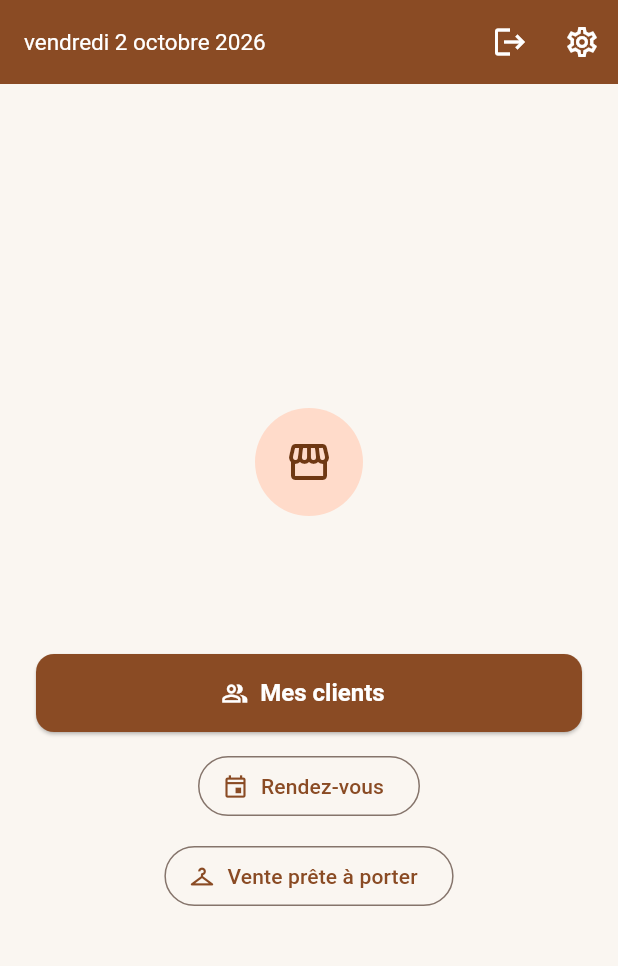
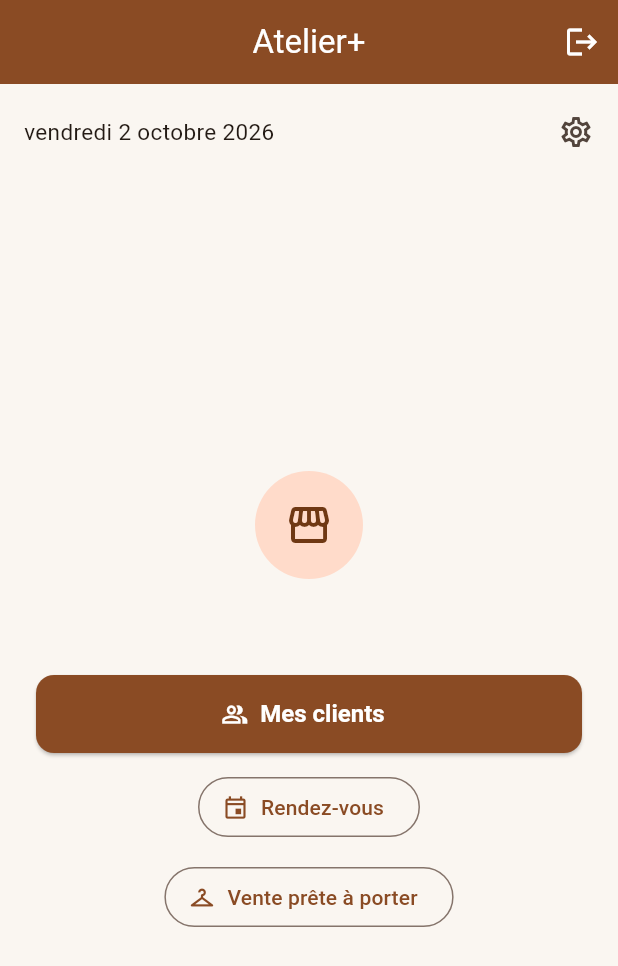
Before and after one commit to ouattaradanou-debug/forevercare-ai, a Flutter app: the screen it shows once a user with an empty profile is signed in, on a phone screen of 412 x 824 dp. Shown: the top 966 px of the screen. Run offline on Flutter 3.47's test engine with Material 3 defaults, Android fonts, the phone set to English and light mode, and no system bars; our stand-ins replace connectivity_plus, drift, flutter_image_compress, flutter_local_notifications, flutter_riverpod, flutter_timezone and 9 more; accounts and stored records are empty; generated files the repository leaves out were written again.

Commit message:
Revert "fix(atelier_plus): date et icône Paramètres dans le bandeau bleu, abonnement déplacé"
This reverts commit bca629ef0613c3b52a2243e69257d72cccd33a4a.

```diff
--- a/atelier_plus/lib/features/auth/presentation/ecran_accueil_provisoire.dart
+++ b/atelier_plus/lib/features/auth/presentation/ecran_accueil_provisoire.dart
@@ -9,12 +9,13 @@ import '../../abonnement/presentation/bandeau_essai.dart';
 import '../../abonnement/providers/abonnement_providers.dart';
 import '../providers/auth_providers.dart';
 
-/// Écran d'accueil minimal : bandeau du haut avec la date du jour et
-/// l'icône ⚙️ Paramètres, bandeau d'essai le cas échéant, nom/logo de
-/// l'atelier, puis l'accès aux clients, aux rendez-vous et à la vente
-/// prête à porter. Les réglages de l'atelier (types de tenue, équipe,
-/// abonnement) et le thème sont regroupés dans l'écran Paramètres. Le vrai
-/// tableau de bord (statistiques) sera construit dans une phase ultérieure.
+/// Écran d'accueil minimal : confirme la connexion, affiche le nom et le
+/// logo de l'atelier, le bandeau d'essai le cas échéant, et donne accès
+/// aux clients, aux rendez-vous, à la vente prête à porter et (pour le
+/// propriétaire) à l'abonnement. Les réglages de l'atelier (types de
+/// tenue, équipe) et le thème sont regroupés dans l'écran Paramètres,
+/// accessible via l'icône ⚙️. Le vrai tableau de bord (statistiques) sera
+/// construit dans une phase ultérieure.
 class EcranAccueilProvisoire extends ConsumerStatefulWidget {
   const EcranAccueilProvisoire({super.key});
 
@@ -38,14 +39,15 @@ class _EcranAccueilProvisoireState extends ConsumerState<EcranAccueilProvisoire>
   Widget build(BuildContext context) {
     final atelier = ref.watch(atelierCourantProvider);
     final utilisateur = ref.watch(utilisateurCourantProvider);
+    final estProprietaire = ref.watch(estProprietaireProvider);
     final tachesEnAttente = ref.watch(tachesSyncEnAttenteProvider).valueOrNull ?? 0;
 
     return Scaffold(
       appBar: AppBar(
-        centerTitle: false,
-        title: Text(
-          Formatters.dateLongue(DateTime.now()),
-          style: const TextStyle(fontSize: 15),
+        title: atelier.when(
+          data: (a) => Text(a?.nom ?? 'Atelier+'),
+          loading: () => const Text('Atelier+'),
+          error: (_, __) => const Text('Atelier+'),
         ),
         actions: [
           if (tachesEnAttente > 0)
@@ -72,17 +74,28 @@ class _EcranAccueilProvisoireState extends ConsumerState<EcranAccueilProvisoire>
               if (context.mounted) context.go(AppRoutes.connexion);
             },
           ),
-          // À l'extrême droite du bandeau, comme demandé.
-          IconButton(
-            tooltip: 'Paramètres',
-            icon: const Icon(Icons.settings_outlined),
-            onPressed: () => context.push(AppRoutes.parametres),
-          ),
         ],
       ),
       body: Column(
         children: [
           const BandeauEssai(),
+          Padding(
+            padding: const EdgeInsets.fromLTRB(16, 8, 4, 0),
+            child: Row(
+              mainAxisAlignment: MainAxisAlignment.spaceBetween,
+              children: [
+                Text(
+                  Formatters.dateLongue(DateTime.now()),
+                  style: Theme.of(context).textTheme.bodyMedium,
+                ),
+                IconButton(
+                  tooltip: 'Paramètres',
+                  icon: const Icon(Icons.settings_outlined),
+                  onPressed: () => context.push(AppRoutes.parametres),
+                ),
+              ],
+            ),
+          ),
           Expanded(
             child: Center(
               child: SingleChildScrollView(
@@ -100,16 +113,7 @@ class _EcranAccueilProvisoireState extends ConsumerState<EcranAccueilProvisoire>
                       loading: () => const SizedBox(height: 72),
                       error: (_, __) => const SizedBox.shrink(),
                     ),
-                    const SizedBox(height: 8),
-                    atelier.when(
-                      data: (a) => Text(
-                        a?.nom ?? '',
-                        style: Theme.of(context).textTheme.titleMedium,
-                      ),
-                      loading: () => const SizedBox.shrink(),
-                      error: (_, __) => const SizedBox.shrink(),
-                    ),
-                    const SizedBox(height: 8),
+                    const SizedBox(height: 12),
                     utilisateur.when(
                       data: (u) => Text(
                         u == null ? '' : 'Bonjour ${u.nom}',
@@ -136,6 +140,14 @@ class _EcranAccueilProvisoireState extends ConsumerState<EcranAccueilProvisoire>
                       icon: const Icon(Icons.checkroom_outlined),
                       label: const Text('Vente prête à porter'),
                     ),
+                    if (estProprietaire) ...[
+                      const SizedBox(height: 12),
+                      OutlinedButton.icon(
+                        onPressed: () => context.push(AppRoutes.abonnement),
+                        icon: const Icon(Icons.workspace_premium_outlined),
+                        label: const Text('Mon abonnement'),
+                      ),
+                    ],
                   ],
                 ),
               ),
--- a/atelier_plus/lib/features/parametres/presentation/ecran_parametres.dart
+++ b/atelier_plus/lib/features/parametres/presentation/ecran_parametres.dart
@@ -6,9 +6,9 @@ import '../../../core/router/app_router.dart';
 import '../../../core/theme/theme_mode_provider.dart';
 import '../../auth/providers/auth_providers.dart';
 
-/// Regroupe les réglages de l'atelier (types de tenue, équipe,
-/// abonnement) et les préférences d'affichage (thème), accessible depuis
-/// l'icône ⚙️ de l'accueil.
+/// Regroupe les réglages de l'atelier (types de tenue, équipe) et les
+/// préférences d'affichage (thème), accessible depuis l'icône ⚙️ de
+/// l'accueil.
 class EcranParametres extends ConsumerWidget {
   const EcranParametres({super.key});
 
@@ -36,12 +36,6 @@ class EcranParametres extends ConsumerWidget {
               subtitle: const Text('Gérer mes apprentis'),
               trailing: const Icon(Icons.chevron_right),
               onTap: () => context.push(AppRoutes.apprentis),
-            ),
-            ListTile(
-              leading: const Icon(Icons.workspace_premium_outlined),
-              title: const Text('Mon abonnement'),
-              trailing: const Icon(Icons.chevron_right),
-              onTap: () => context.push(AppRoutes.abonnement),
             ),
             const Divider(height: 32),
           ],
```
